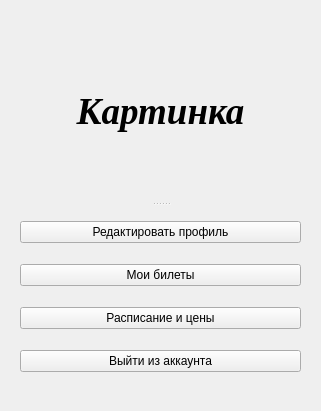
First picture: the form in data/etc/Profile.ui, repository Substance-live/Train_application, before the edit.
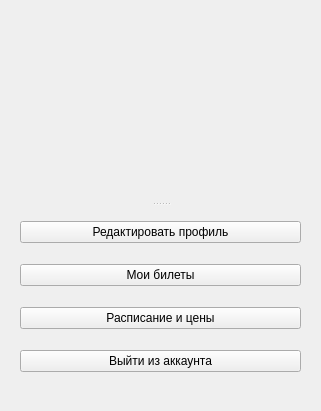
Second picture: the form after the edit. Icons and pictures are not drawn.

Commit message: complete build with images

What changed in the file:
```diff
--- a/data/etc/Profile.ui
+++ b/data/etc/Profile.ui
@@ -56,14 +56,17 @@
      <property name="layoutDirection">
       <enum>Qt::LayoutDirection::LeftToRight</enum>
      </property>
+     <property name="styleSheet">
+      <string notr="true">image: url(:/icon/data/image/default_user.png);</string>
+     </property>
      <property name="text">
-      <string>Картинка</string>
+      <string/>
      </property>
      <property name="alignment">
       <set>Qt::AlignmentFlag::AlignCenter</set>
      </property>
     </widget>
-    <widget class="QWidget" name="">
+    <widget class="QWidget" name="layoutWidget">
      <layout class="QVBoxLayout" name="verticalLayout">
       <item>
        <widget class="QPushButton" name="but_edit">
```
Left out of the diff: 4 changed lines with no effect on the pictures. The commit also changes 21 other files.
